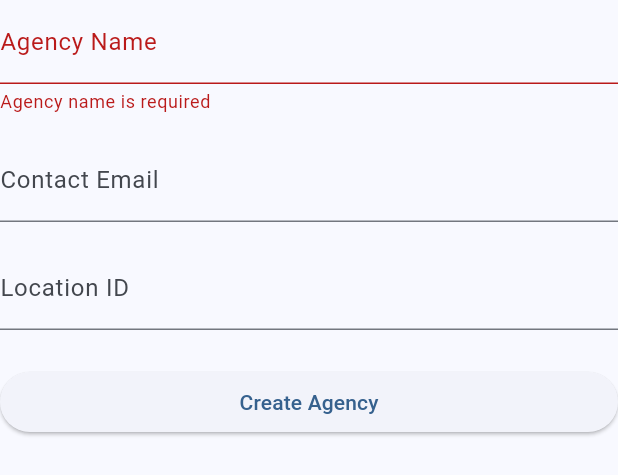
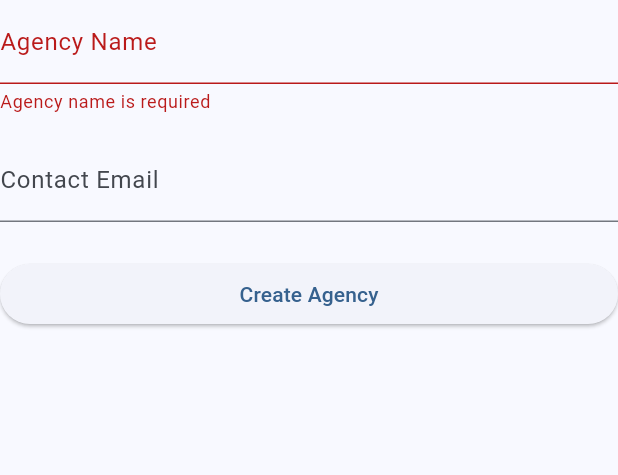
Before and after one commit to 45afeef/rabadmin, a Flutter app: the AgencyForm widget shown alone on an empty page, opened directly with empty values, after a tap on "Create Agency", on a phone screen of 412 x 824 dp. Shown: the top 475 px of the screen. Run offline on Flutter 3.47's test engine with Material 3 defaults, Android fonts, the phone set to English and light mode, and no system bars; our stand-ins replace dio, flutter_dotenv, flutter_riverpod, go_router, hive_flutter; missing offline and left inert: rab_dio; accounts and stored records are empty.

Commit message:
removed: optional location_id from agency creation

```diff
--- a/lib/features/agency/presentation/widgets/agency_form.dart
+++ b/lib/features/agency/presentation/widgets/agency_form.dart
@@ -17,7 +17,6 @@ class _AgencyFormState extends State<AgencyForm> {
 
   late final TextEditingController _agencyNameController;
   late final TextEditingController _emailController;
-  late final TextEditingController _locationIdController;
 
   @override
   void initState() {
@@ -29,16 +28,12 @@ class _AgencyFormState extends State<AgencyForm> {
     _emailController = TextEditingController(
       text: widget.initialAgency?.contactEmail ?? '',
     );
-    _locationIdController = TextEditingController(
-      text: widget.initialAgency?.locationId ?? '',
-    );
   }
 
   @override
   void dispose() {
     _agencyNameController.dispose();
     _emailController.dispose();
-    _locationIdController.dispose();
     super.dispose();
   }
 
@@ -49,9 +44,6 @@ class _AgencyFormState extends State<AgencyForm> {
       id: widget.initialAgency?.id ?? UniqueKey().toString(),
       agencyName: _agencyNameController.text.trim(),
       contactEmail: _emailController.text.trim(),
-      locationId: _locationIdController.text.trim().isEmpty
-          ? null
-          : _locationIdController.text.trim(),
     );
 
     widget.onSubmit(agency);
@@ -88,12 +80,6 @@ class _AgencyFormState extends State<AgencyForm> {
               return null;
             },
           ),
-          const SizedBox(height: 16),
-
-          TextFormField(
-            controller: _locationIdController,
-            decoration: const InputDecoration(labelText: 'Location ID'),
-          ),
           const SizedBox(height: 24),
 
           ElevatedButton(
```
